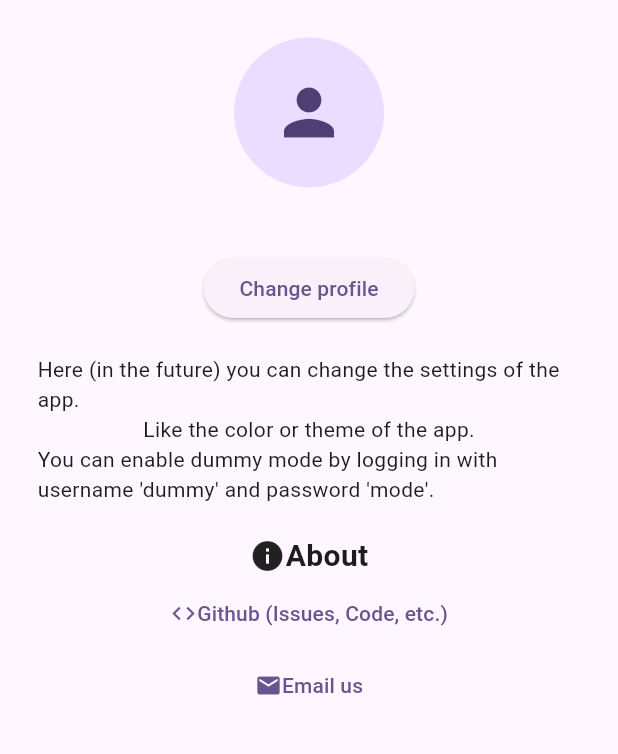
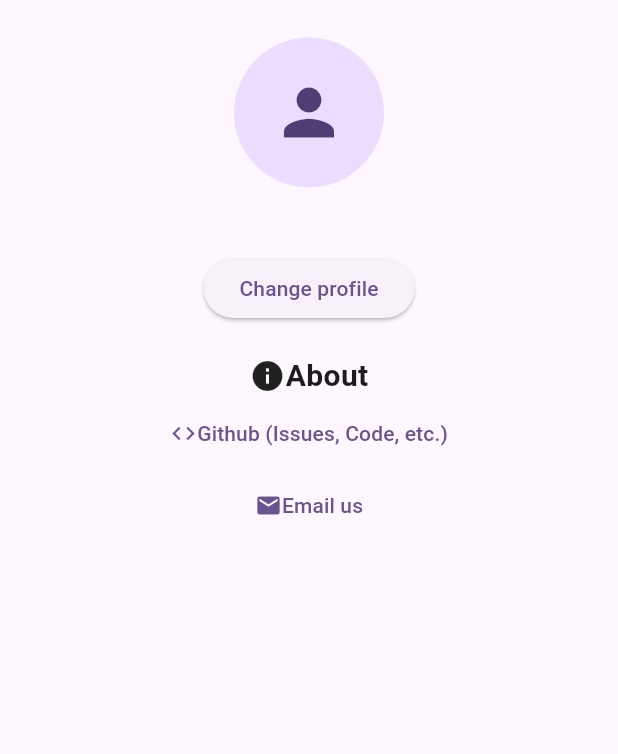
Before and after one commit to SkolaOffline/skolaoffline, a Flutter app: the ProfileScreen screen opened directly, on a phone screen of 412 x 824 dp, the part 84-838 px from its top. Run offline on Flutter 3.47's test engine with Material 3 defaults, Android fonts, the phone set to English and light mode, and no system bars; our stand-ins replace flutter_html, flutter_secure_storage; missing offline and left inert: dart:ffi; accounts and stored records are empty; generated files the repository leaves out were written again; network calls fail.

Commit message:
Improved settings page

```diff
--- a/skola_offline/lib/l10n/app_cs.arb
+++ b/skola_offline/lib/l10n/app_cs.arb
@@ -27,5 +27,7 @@
     "messages":"Zprávy",
     "language":"Jazyk",
     "loading":"Načítám...",
-    "change_user":"Změnit profil"
+    "change_user":"Změnit profil",
+    "dark_mode":"Tmavý režim",
+    "dark_marks":"Černé známky"
 }
--- a/skola_offline/lib/l10n/app_en.arb
+++ b/skola_offline/lib/l10n/app_en.arb
@@ -27,7 +27,9 @@
     "messages":"Messages",
     "language":"Language",
     "loading":"Loading...",
-    "change_user":"Change profile"
+    "change_user":"Change profile",
+    "dark_mode":"Dark mode",
+    "dark_marks":"Dark marks"
 
 
 }
--- a/skola_offline/lib/main.dart
+++ b/skola_offline/lib/main.dart
@@ -251,7 +251,11 @@ class MyHomePageState extends State<MyHomePage> {
                         Text(AppLocalizations.of(context)!.profile),
                       ],),
                     ),
-                    PopupMenuItem(value: 'settings', child: Text('Settings')),
+                    PopupMenuItem(value: 'settings', child: Row(children: [
+                        Icon(Icons.settings),
+                        SizedBox(width: 5),
+                        Text(AppLocalizations.of(context)!.settings),]
+                        ),)
                   ],
                   onSelected: (value) {
                     // Handle menu item selection
--- a/skola_offline/lib/profile.dart
+++ b/skola_offline/lib/profile.dart
@@ -59,23 +59,6 @@ class ProfileScreenState extends State<ProfileScreen> {
                 MaterialPageRoute(builder: (context) => LoginScreen()));
               }, child: Text(AppLocalizations.of(context)!.change_user)),
               SizedBox(height: 20),
-              Column(
-                children: [
-                  Text(AppLocalizations.of(context)!.settings_placeholder_text_1),
-                  Text(AppLocalizations.of(context)!.settings_placeholder_text_2),
-                  Text(AppLocalizations.of(context)!.settings_placeholder_text_3),
-                ],
-              ),
-              // SwitchListTile(
-              //   title: Text('Use Dummy Data'),
-              //   value: _dummyAppState.useDummyData,
-              //   onChanged: (bool value) {
-              //     setState(() {
-              //       _dummyAppState.useDummyData = value;
-              //     });
-              //   },
-              // ),
-              SizedBox(height: 20),
               Row(
                 mainAxisAlignment: MainAxisAlignment.center,
                 children: [
```
Also changed, not shown: skola_offline/lib/settings.dart (+14 -2 lines).
